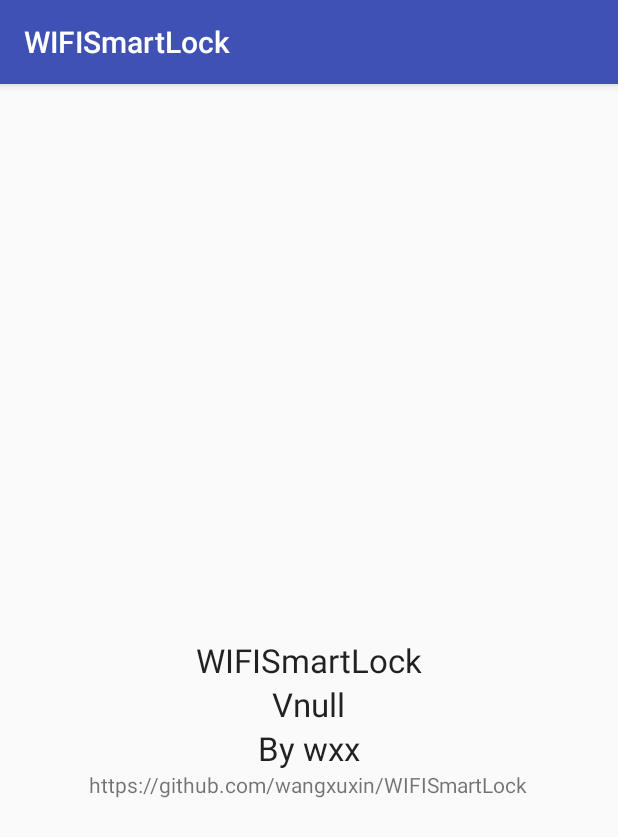
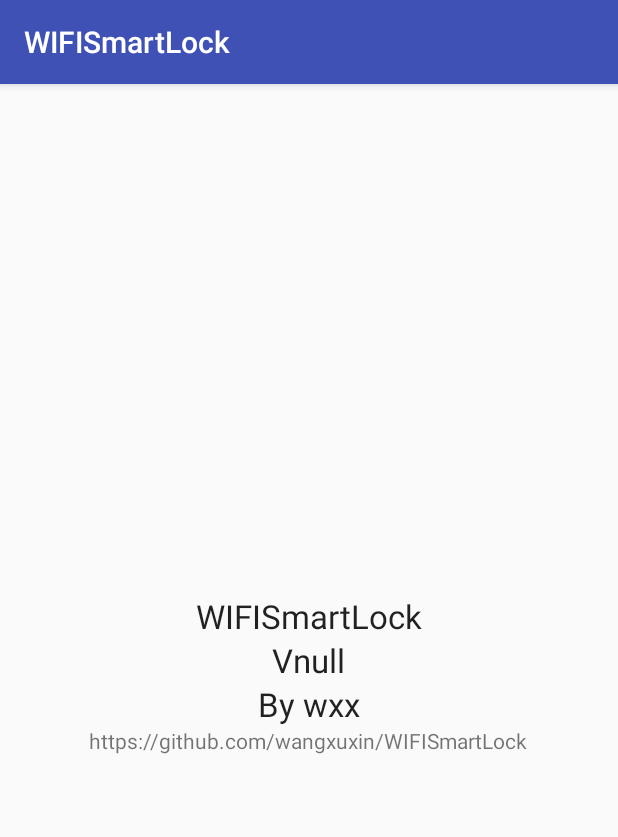
Before and after one commit to AceDroidX/WIFISmartLock, an Android app: the AboutActivity screen opened directly, with no data from a screen before it, on a phone screen of 412 x 824 dp. Shown: the top 837 px of the screen. Run offline under Robolectric (Android 15) with nearby library versions, the phone set to English and light mode, and no system bars.

Commit message:
fix bug again

```diff
--- a/AndroidApp/app/build.gradle
+++ b/AndroidApp/app/build.gradle
@@ -9,8 +9,8 @@ android {
         applicationId "com.github.wangxuxin.wifismartlock"
         minSdkVersion 14
         targetSdkVersion 23
-        versionCode 2
-        versionName '1.1'
+        versionCode 3
+        versionName '1.2'
     }
     buildTypes {
         release {
--- a/AndroidApp/app/src/main/res/layout/activity_about.xml
+++ b/AndroidApp/app/src/main/res/layout/activity_about.xml
@@ -4,18 +4,6 @@
                 android:layout_width="match_parent"
                 android:layout_height="match_parent">
 
-    <TextView
-            android:layout_width="wrap_content"
-            android:layout_height="wrap_content"
-            android:textAppearance="?android:attr/textAppearanceLarge"
-            android:text="@string/app_name"
-            android:id="@+id/textView4" android:layout_centerVertical="true" android:layout_centerHorizontal="true"/>
-    <TextView
-            android:layout_width="wrap_content"
-            android:layout_height="wrap_content"
-            android:textAppearance="?android:attr/textAppearanceLarge"
-            android:text="Vnull"
-            android:layout_below="@+id/textView4" android:layout_centerHorizontal="true" android:id="@+id/textView_version"/>
     <TextView
             android:layout_width="wrap_content"
             android:layout_height="wrap_content"
@@ -29,4 +17,18 @@
             android:layout_height="wrap_content"
             android:id="@+id/textView2" android:layout_below="@+id/textView_copyright"
             android:layout_centerHorizontal="true"/>
+    <TextView
+            android:layout_width="wrap_content"
+            android:layout_height="wrap_content"
+            android:textAppearance="?android:attr/textAppearanceLarge"
+            android:text="Vnull"
+            android:id="@+id/textView_version" android:layout_centerVertical="true"
+            android:layout_centerHorizontal="true"/>
+    <TextView
+            android:layout_width="wrap_content"
+            android:layout_height="wrap_content"
+            android:textAppearance="?android:attr/textAppearanceLarge"
+            android:text="@string/app_name"
+            android:id="@+id/textView4"
+            android:layout_above="@+id/textView_version" android:layout_centerHorizontal="true"/>
 </RelativeLayout>
```
Also changed, not shown: AndroidApp/app/src/main/java/com/github/wangxuxin/wifismartlock/LockActivity.java (+41 -9 lines), AndroidApp/app/src/main/java/com/github/wangxuxin/wifismartlock/MainActivity.java (+9 -12 lines), AndroidApp/app/src/main/java/com/github/wangxuxin/wifismartlock/TCPSocket.java (+8 -1 lines), 5 other files.
